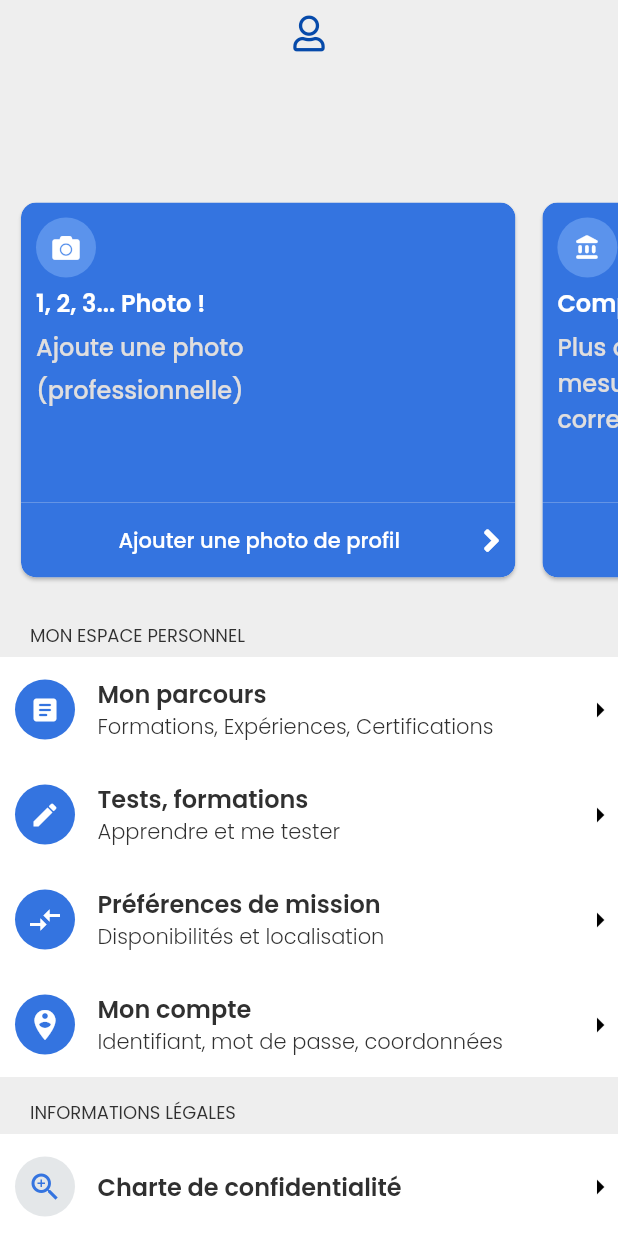
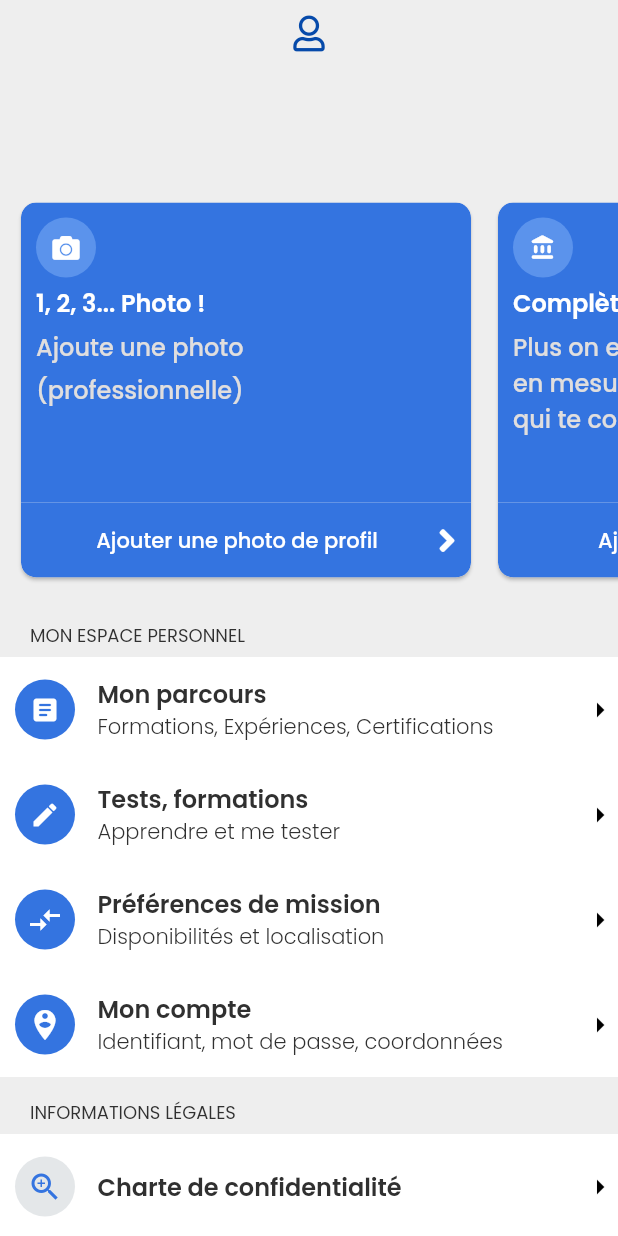
Before and after one commit to magusin/side, a Flutter app: the ProfilWidget screen opened directly, on a phone screen of 412 x 824 dp. Run offline on Flutter 3.47's test engine with Material 2 defaults, Android fonts, the phone set to English and light mode, and no system bars; our stand-ins replace auto_size_text, built_collection, built_value, cached_network_image, cloud_firestore, firebase_auth and 11 more; missing offline and left inert: mime_type; accounts and stored records are empty; generated files the repository leaves out were written again.

Commit message:
fix profil list view max width

```diff
--- a/lib/profil/profil_widget.dart
+++ b/lib/profil/profil_widget.dart
@@ -126,7 +126,7 @@ class _ProfilWidgetState extends State<ProfilWidget> {
                         scrollDirection: Axis.horizontal,
                         child: Row(
                           mainAxisSize: MainAxisSize.max,
-                          mainAxisAlignment: MainAxisAlignment.start,
+                          mainAxisAlignment: MainAxisAlignment.center,
                           crossAxisAlignment: CrossAxisAlignment.center,
                           children: [
                             Padding(
@@ -145,6 +145,10 @@ class _ProfilWidgetState extends State<ProfilWidget> {
                                       width: MediaQuery.of(context).size.width *
                                           0.8,
                                       height: 200,
+                                      constraints: BoxConstraints(
+                                        maxWidth: 300,
+                                        maxHeight: 200,
+                                      ),
                                       decoration: BoxDecoration(
                                         color: FlutterFlowTheme.primaryColor,
                                         borderRadius: BorderRadius.only(
@@ -240,6 +244,10 @@ class _ProfilWidgetState extends State<ProfilWidget> {
                                       width: MediaQuery.of(context).size.width *
                                           0.8,
                                       height: 50,
+                                      constraints: BoxConstraints(
+                                        maxWidth: 300,
+                                        maxHeight: 50,
+                                      ),
                                       decoration: BoxDecoration(
                                         color: FlutterFlowTheme.primaryColor,
                                         borderRadius: BorderRadius.only(
@@ -313,6 +321,10 @@ class _ProfilWidgetState extends State<ProfilWidget> {
                                       width: MediaQuery.of(context).size.width *
                                           0.8,
                                       height: 200,
+                                      constraints: BoxConstraints(
+                                        maxWidth: 300,
+                                        maxHeight: 200,
+                                      ),
                                       decoration: BoxDecoration(
                                         color: FlutterFlowTheme.primaryColor,
                                         borderRadius: BorderRadius.only(
@@ -394,6 +406,10 @@ class _ProfilWidgetState extends State<ProfilWidget> {
                                       width: MediaQuery.of(context).size.width *
                                           0.8,
                                       height: 50,
+                                      constraints: BoxConstraints(
+                                        maxWidth: 300,
+                                        maxHeight: 50,
+                                      ),
                                       decoration: BoxDecoration(
                                         color: FlutterFlowTheme.primaryColor,
                                         borderRadius: BorderRadius.only(
@@ -467,6 +483,10 @@ class _ProfilWidgetState extends State<ProfilWidget> {
                                       width: MediaQuery.of(context).size.width *
                                           0.8,
                                       height: 200,
+                                      constraints: BoxConstraints(
+                                        maxWidth: 300,
+                                        maxHeight: 200,
+                                      ),
                                       decoration: BoxDecoration(
                                         color: FlutterFlowTheme.primaryColor,
                                         borderRadius: BorderRadius.only(
@@ -547,6 +567,10 @@ class _ProfilWidgetState extends State<ProfilWidget> {
                                       width: MediaQuery.of(context).size.width *
                                           0.8,
                                       height: 50,
+                                      constraints: BoxConstraints(
+                                        maxWidth: 300,
+                                        maxHeight: 50,
+                                      ),
                                       decoration: BoxDecoration(
                                         color: FlutterFlowTheme.primaryColor,
                                         borderRadius: BorderRadius.only(
@@ -656,6 +680,7 @@ class _ProfilWidgetState extends State<ProfilWidget> {
                             ),
                             child: Row(
                               mainAxisSize: MainAxisSize.max,
+                              mainAxisAlignment: MainAxisAlignment.center,
                               children: [
                                 Padding(
                                   padding: EdgeInsetsDirectional.fromSTEB(
@@ -940,6 +965,7 @@ class _ProfilWidgetState extends State<ProfilWidget> {
                           ),
                           child: Row(
                             mainAxisSize: MainAxisSize.max,
+                            mainAxisAlignment: MainAxisAlignment.center,
                             children: [
                               Padding(
                                 padding:
@@ -1139,6 +1165,7 @@ class _ProfilWidgetState extends State<ProfilWidget> {
                         ),
                         child: Row(
                           mainAxisSize: MainAxisSize.max,
+                          mainAxisAlignment: MainAxisAlignment.center,
                           children: [
                             Padding(
                               padding:
```
